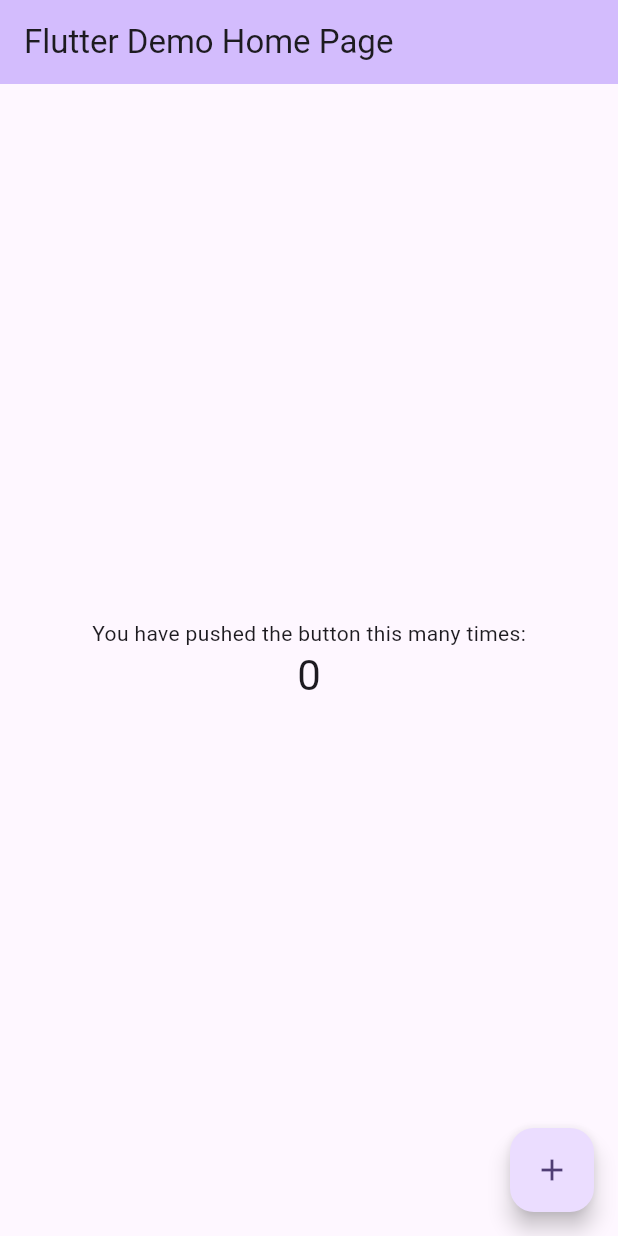
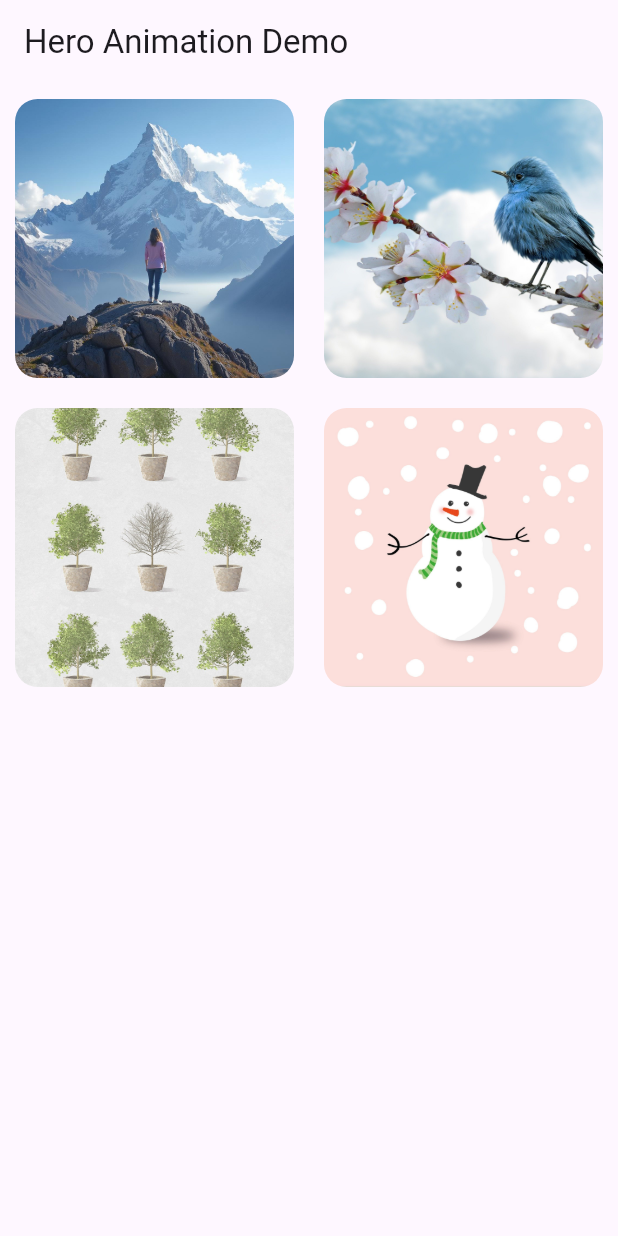
Before and after one commit to VatsalBhesaniya/Hero-Animation, a Flutter app: the screen it shows after launch, on a phone screen of 412 x 824 dp. Run offline on Flutter 3.47's test engine with Material 3 defaults, Android fonts, the phone set to English and light mode, and no system bars.

Commit message:
implement hero animation

```diff
--- /dev/null
+++ b/lib/home_screen.dart
@@ -0,0 +1,42 @@
+import 'package:flutter/material.dart';
+import 'package:hero_animation/detail_screen.dart';
+
+class HomeScreen extends StatelessWidget {
+  const HomeScreen({super.key});
+
+  @override
+  Widget build(BuildContext context) {
+    return Scaffold(
+      appBar: AppBar(title: const Text('Hero Animation Demo')),
+      body: GridView.builder(
+        gridDelegate: const SliverGridDelegateWithFixedCrossAxisCount(crossAxisCount: 2),
+        itemCount: 4,
+        itemBuilder: (context, index) {
+          return GestureDetector(
+            onTap: () {
+              Navigator.push(
+                context,
+                MaterialPageRoute(
+                  builder: (context) => DetailScreen(imageTag: 'image$index', imageIndex: index),
+                ),
+              );
+            },
+            child: Hero(
+              tag: 'image$index',
+              child: Container(
+                margin: const EdgeInsets.all(10),
+                decoration: BoxDecoration(
+                  borderRadius: BorderRadius.circular(15),
+                  image: DecorationImage(
+                    image: AssetImage('assets/images/sample$index.jpg'),
+                    fit: BoxFit.cover,
+                  ),
+                ),
+              ),
+            ),
+          );
+        },
+      ),
+    );
+  }
+}
--- a/lib/main.dart
+++ b/lib/main.dart
@@ -1,4 +1,5 @@
 import 'package:flutter/material.dart';
+import 'package:hero_animation/home_screen.dart';
 
 void main() {
   runApp(const MyApp());
@@ -7,119 +8,16 @@
 class MyApp extends StatelessWidget {
   const MyApp({super.key});
 
-  // This widget is the root of your application.
   @override
   Widget build(BuildContext context) {
     return MaterialApp(
-      title: 'Flutter Demo',
+      debugShowCheckedModeBanner: false,
+      title: 'Hero Animation',
       theme: ThemeData(
-        // This is the theme of your application.
-        //
-        // TRY THIS: Try running your application with "flutter run". You'll see
-        // the application has a purple toolbar. Then, without quitting the app,
-        // try changing the seedColor in the colorScheme below to Colors.green
-        // and then invoke "hot reload" (save your changes or press the "hot
-        // reload" button in a Flutter-supported IDE, or press "r" if you used
-        // the command line to start the app).
-        //
-        // Notice that the counter didn't reset back to zero; the application
-        // state is not lost during the reload. To reset the state, use hot
-        // restart instead.
-        //
-        // This works for code too, not just values: Most code changes can be
-        // tested with just a hot reload.
         colorScheme: ColorScheme.fromSeed(seedColor: Colors.deepPurple),
         useMaterial3: true,
       ),
-      home: const MyHomePage(title: 'Flutter Demo Home Page'),
+      home: const HomeScreen(),
     );
   }
 }
-
-class MyHomePage extends StatefulWidget {
-  const MyHomePage({super.key, required this.title});
-
-  // This widget is the home page of your application. It is stateful, meaning
-  // that it has a State object (defined below) that contains fields that affect
-  // how it looks.
-
-  // This class is the configuration for the state. It holds the values (in this
-  // case the title) provided by the parent (in this case the App widget) and
-  // used by the build method of the State. Fields in a Widget subclass are
-  // always marked "final".
-
-  final String title;
-
-  @override
-  State<MyHomePage> createState() => _MyHomePageState();
-}
-
-class _MyHomePageState extends State<MyHomePage> {
-  int _counter = 0;
-
-  void _incrementCounter() {
-    setState(() {
-      // This call to setState tells the Flutter framework that something has
-      // changed in this State, which causes it to rerun the build method below
-      // so that the display can reflect the updated values. If we changed
-      // _counter without calling setState(), then the build method would not be
-      // called again, and so nothing would appear to happen.
-      _counter++;
-    });
-  }
-
-  @override
-  Widget build(BuildContext context) {
-    // This method is rerun every time setState is called, for instance as done
-    // by the _incrementCounter method above.
-    //
-    // The Flutter framework has been optimized to make rerunning build methods
-    // fast, so that you can just rebuild anything that needs updating rather
-    // than having to individually change instances of widgets.
-    return Scaffold(
-      appBar: AppBar(
-        // TRY THIS: Try changing the color here to a specific color (to
-        // Colors.amber, perhaps?) and trigger a hot reload to see the AppBar
-        // change color while the other colors stay the same.
-        backgroundColor: Theme.of(context).colorScheme.inversePrimary,
-        // Here we take the value from the MyHomePage object that was created by
-        // the App.build method, and use it to set our appbar title.
-        title: Text(widget.title),
-      ),
-      body: Center(
-        // Center is a layout widget. It takes a single child and positions it
-        // in the middle of the parent.
-        child: Column(
-          // Column is also a layout widget. It takes a list of children and
-          // arranges them vertically. By default, it sizes itself to fit its
-          // children horizontally, and tries to be as tall as its parent.
-          //
-          // Column has various properties to control how it sizes itself and
-          // how it positions its children. Here we use mainAxisAlignment to
-          // center the children vertically; the main axis here is the vertical
-          // axis because Columns are vertical (the cross axis would be
-          // horizontal).
-          //
-          // TRY THIS: Invoke "debug painting" (choose the "Toggle Debug Paint"
-          // action in the IDE, or press "p" in the console), to see the
-          // wireframe for each widget.
-          mainAxisAlignment: MainAxisAlignment.center,
-          children: <Widget>[
-            const Text(
-              'You have pushed the button this many times:',
-            ),
-            Text(
-              '$_counter',
-              style: Theme.of(context).textTheme.headlineMedium,
-            ),
-          ],
-        ),
-      ),
-      floatingActionButton: FloatingActionButton(
-        onPressed: _incrementCounter,
-        tooltip: 'Increment',
-        child: const Icon(Icons.add),
-      ), // This trailing comma makes auto-formatting nicer for build methods.
-    );
-  }
-}
--- a/pubspec.yaml
+++ b/pubspec.yaml
@@ -59,9 +59,8 @@ flutter:
   uses-material-design: true
 
   # To add assets to your application, add an assets section, like this:
-  # assets:
-  #   - images/a_dot_burr.jpeg
-  #   - images/a_dot_ham.jpeg
+  assets:
+    - assets/images/
 
   # An image asset can refer to one or more resolution-specific "variants", see
   # https://flutter.dev/assets-and-images/#resolution-aware
```
Also changed, not shown: lib/detail_screen.dart (added, +27 -0 lines), assets/images/sample0.jpg (added), assets/images/sample1.jpg (added), assets/images/sample2.jpg (added), assets/images/sample3.jpg (added), 1 other file.
